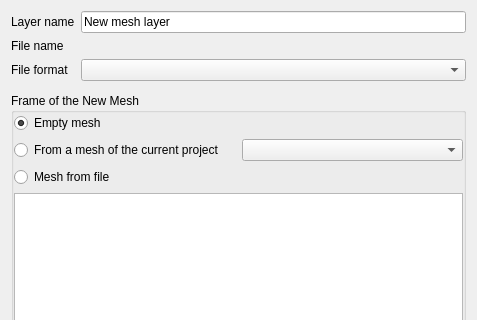
Before: the Qt Designer form src/ui/mesh/qgsnewmeshlayerdialogbase.ui in qgis/QGIS, drawn with Qt 5; both pictures show x 0 to 477 and y 0 to 320 of the 477 by 479 pixel window.
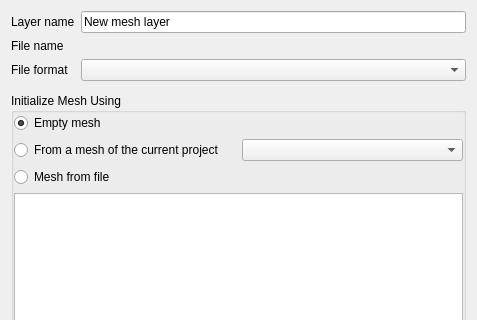
After: the same form once the commit is applied. Custom widgets are drawn as their Qt base class.

What changed in the file:
```diff
--- a/src/ui/mesh/qgsnewmeshlayerdialogbase.ui
+++ b/src/ui/mesh/qgsnewmeshlayerdialogbase.ui
@@ -54,7 +54,7 @@
    <item row="4" column="0" colspan="2">
     <widget class="QGroupBox" name="groupBox">
      <property name="title">
-      <string>Frame of the New Mesh</string>
+      <string>Initialize Mesh Using</string>
      </property>
      <layout class="QGridLayout" name="gridLayout">
       <property name="leftMargin">
```
